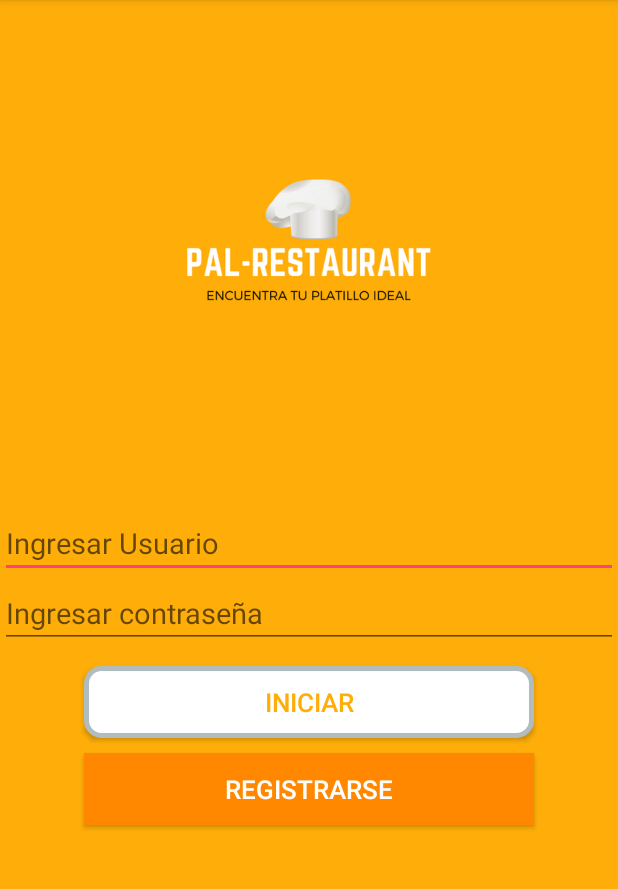
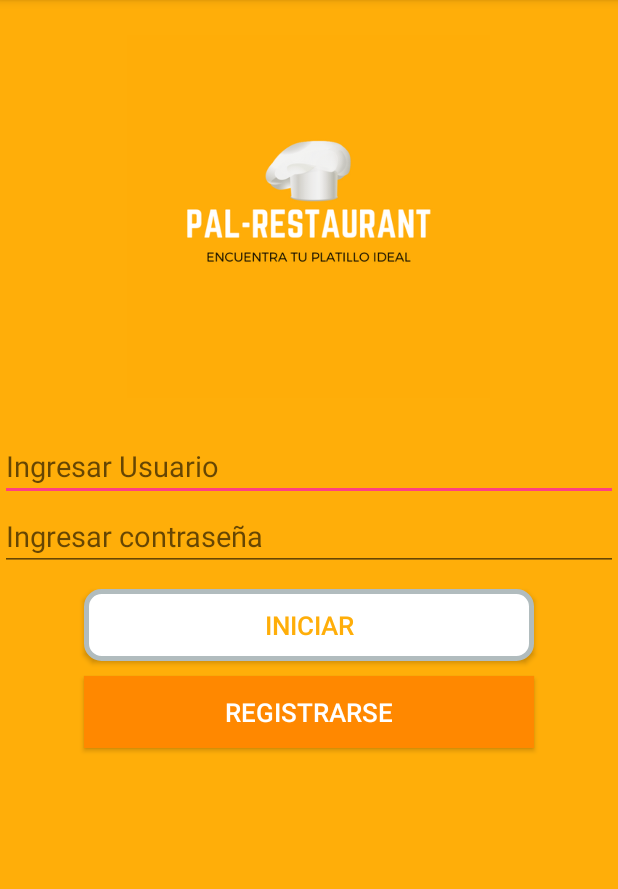
Before and after one commit to carlos-ochoa/Pal-Restaurant, an Android app: the screen it shows after launch (MainActivity), on a phone screen of 412 x 824 dp, the part 84-973 px from its top. Run offline under Robolectric (Android 15) with nearby library versions, the phone set to English and light mode, and no system bars; our stand-ins replace Volley.

Commit message:
LECTURA DE QR AVANZADA, LOGIN CAMBIADO (ESTILO)

```diff
--- a/app/src/main/res/layout/activity_main.xml
+++ b/app/src/main/res/layout/activity_main.xml
@@ -9,11 +9,11 @@
 
     <ImageView
         android:layout_width="242dp"
-        android:layout_height="337dp"
+        android:layout_height="286dp"
         android:layout_gravity="center"
         android:layout_marginTop="1dp"
         android:contentDescription="@string/usuario"
-        android:src="@drawable/Norwegian" />
+        android:src="@drawable/norwegian" />
 
     <EditText
         android:id="@+id/EditT_Nombre_Usuario"
```
Also changed, not shown: app/src/main/java/palrestaurant/emm/pal_restaurant/Buscar_Platillo.java (+3 -4 lines), app/src/main/res/drawable/norwegian.png (renamed from app/src/main/res/drawable/Norwegian.png).
